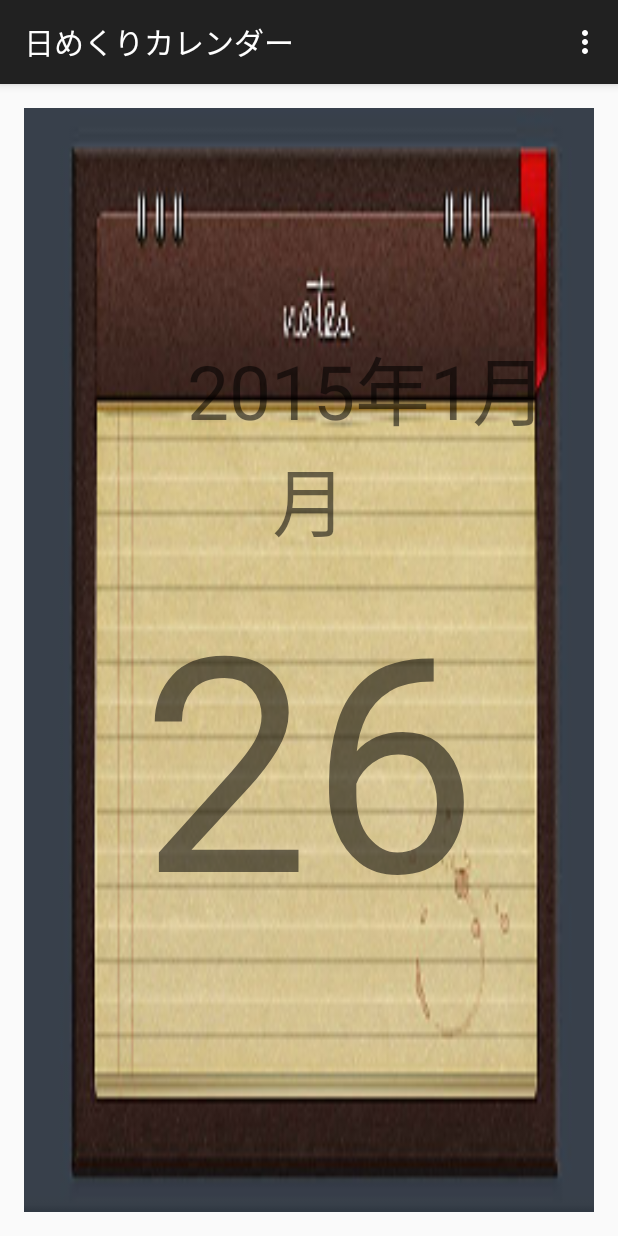
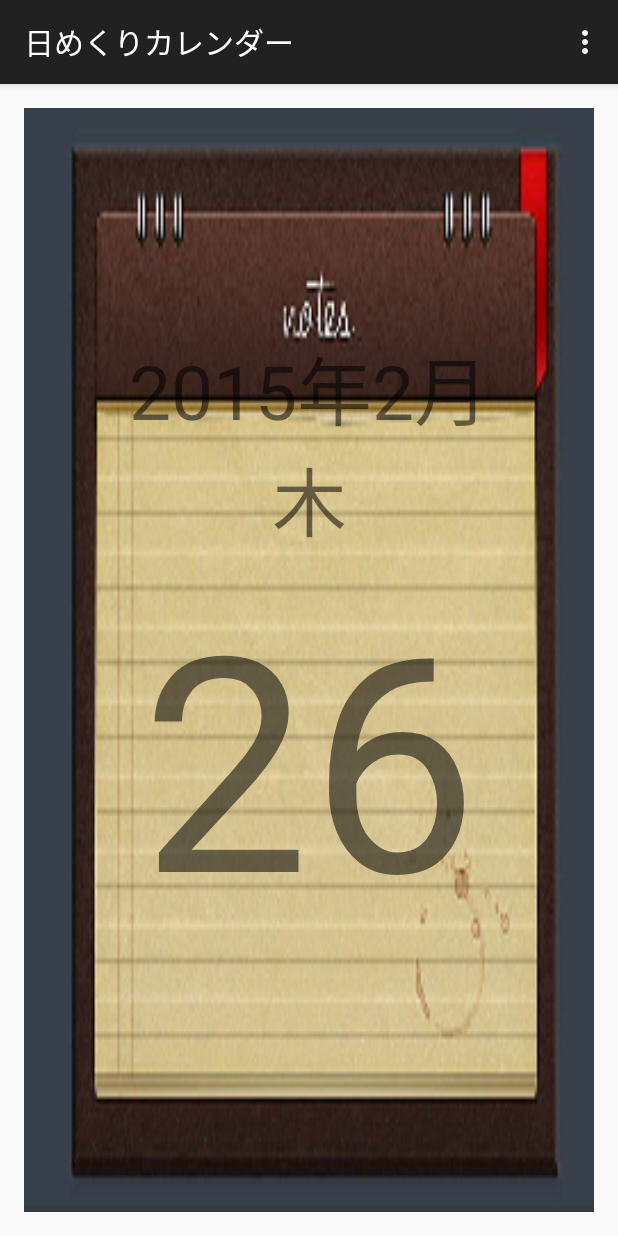
Before and after one commit to OysterMeister/yagi, an Android app: the DailyPadCalenderActivity screen opened directly, with no data from a screen before it, on a phone screen of 412 x 824 dp. Run offline under Robolectric (Android 15) with nearby library versions, the phone set to English and light mode, and no system bars.

Commit message:
一旦動くやつ

```diff
--- a/app/src/main/java/com/example/memo/DailyPadCalenderActivity.java
+++ b/app/src/main/java/com/example/memo/DailyPadCalenderActivity.java
@@ -2,10 +2,9 @@
 
 import android.content.Context;
 import android.content.SharedPreferences;
+import android.os.Bundle;
 import android.preference.PreferenceManager;
 import android.support.v7.app.ActionBarActivity;
-import android.os.Bundle;
-import android.text.format.DateFormat;
 import android.view.LayoutInflater;
 import android.view.Menu;
 import android.view.MenuItem;
@@ -14,17 +13,10 @@
 import android.widget.FrameLayout;
 import android.widget.RelativeLayout;
 import android.widget.TextView;
-import android.widget.Toast;
-
-import com.example.memo.R;
 
 import java.sql.Date;
-import java.text.SimpleDateFormat;
-import java.util.ArrayList;
 import java.util.Calendar;
 import java.util.HashMap;
-import java.util.List;
-import java.util.Map;
 
 public class DailyPadCalenderActivity extends ActionBarActivity {
     private FrameLayout mMainLayout;
@@ -36,7 +28,6 @@
     private View mNextView;
 
     private Calendar mCalender;
-    private int mCount;
 
     private HashMap<Integer,String> mWeekList;
 
@@ -45,7 +36,7 @@
         super.onCreate(savedInstanceState);
         setContentView(R.layout.activity_daily_pad_calender);
         mMainLayout = (FrameLayout)findViewById(R.id.fl_daily_pad_calender_main);
-        mWeekList = new HashMap<Integer,String>();
+        mWeekList = new HashMap<>();
 
         mWeekList.put(1,getString(R.string.sun));
         mWeekList.put(2,getString(R.string.mon));
@@ -63,18 +54,22 @@
         }
 
         Date date_now = new Date(System.currentTimeMillis());
-        if(!shared_calender.equals("")){
-            Toast.makeText(this,shared_calender,Toast.LENGTH_SHORT).show();
-            mCalender.setTime(Date.valueOf(shared_calender));
-            Calendar calendar_now = Calendar.getInstance();
-            int now = Integer.valueOf(calendar_now.get(Calendar.YEAR)+(calendar_now.get(Calendar.MONTH)+1)+calendar_now.get(Calendar.DATE));
-            int shared  = Integer.valueOf(mCalender.get(Calendar.YEAR)+mCalender.get(Calendar.MONTH)+mCalender.get(Calendar.DATE));
-            if(shared > now){
-                mCalender.setTime(date_now);
-            }
-        }else{
-            mCalender.setTime(date_now);
-        }
+        //いろいろやろうと思ったけど面倒くさい
+//        if(!shared_calender.equals("")){
+//            Toast.makeText(this,shared_calender,Toast.LENGTH_SHORT).show();
+//            mCalender.setTime(Date.valueOf(shared_calender));
+//            Calendar calendar_now = Calendar.getInstance();
+//            int now = Integer.valueOf(calendar_now.get(Calendar.YEAR)+(calendar_now.get(Calendar.MONTH)+1)+calendar_now.get(Calendar.DATE));
+//            int shared  = Integer.valueOf(mCalender.get(Calendar.YEAR)+mCalender.get(Calendar.MONTH)+mCalender.get(Calendar.DATE));
+//            if(shared > now){
+//                mCalender.setTime(date_now);
+//            }
+//        }else{
+//            mCalender.setTime(date_now);
+//        }
+
+        mCalender.setTime(date_now);
+
         View pad = makeDailyPad();
         mView = pad;
         mMainLayout.addView(mView);
@@ -89,11 +84,7 @@
                 mMainLayout.removeView(mBeforeView);
             }
         });
-//        mCalender.add(Calendar.DATE,1);
-//        makeDailyPad(mNextView);
-
     }
-
 
     @Override
     public boolean onCreateOptionsMenu(Menu menu) {
@@ -137,11 +128,10 @@
         date_shared.append("-");
         date_shared.append(String.valueOf(mCalender.get(Calendar.DATE)));
 
-        String date_str = year_str+"-"+month_str+"-"+day_str;
         mShared.edit().putString("daily_pad",date_shared.toString()).commit();
 
-        year_view.setText(year_str);
-        month_view.setText(month_str);
+        year_view.setText(year_str + month_str);
+//        month_view.setText(month_str);
         day_view.setText(day_str);
         week_view.setText(mWeekList.get(mCalender.get(Calendar.DAY_OF_WEEK)));
 
@@ -149,6 +139,7 @@
         if(parent !=null){
             parent.removeView(pad);
         }
+
         return pad;
     }
 }
--- a/app/src/main/res/layout/daily_pad_calender.xml
+++ b/app/src/main/res/layout/daily_pad_calender.xml
@@ -5,7 +5,7 @@
     android:background="@drawable/daily_pad">
 
     <TextView
-        android:layout_width="wrap_content"
+        android:layout_width="match_parent"
         android:layout_height="wrap_content"
         android:id="@+id/txt_year"
         android:layout_alignParentTop="true"
@@ -23,7 +23,8 @@
         android:gravity="center"
         android:layout_alignBottom="@+id/txt_year"
         android:layout_toRightOf="@+id/txt_year"
-        android:layout_toEndOf="@+id/txt_year" />
+        android:layout_toEndOf="@+id/txt_year"
+        android:visibility="gone" />
 
     <TextView
         android:layout_width="match_parent"
```
